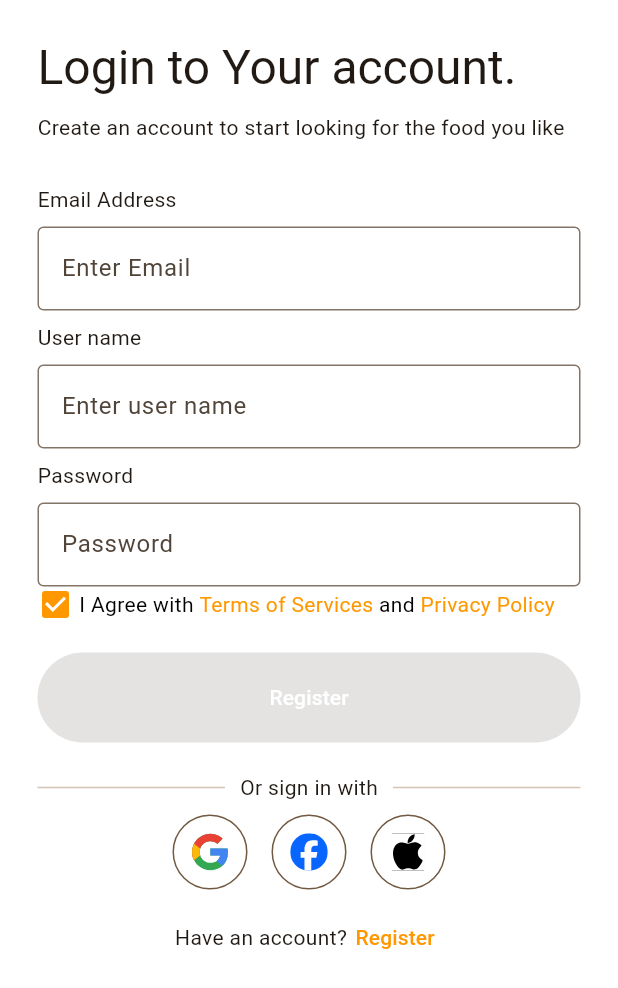
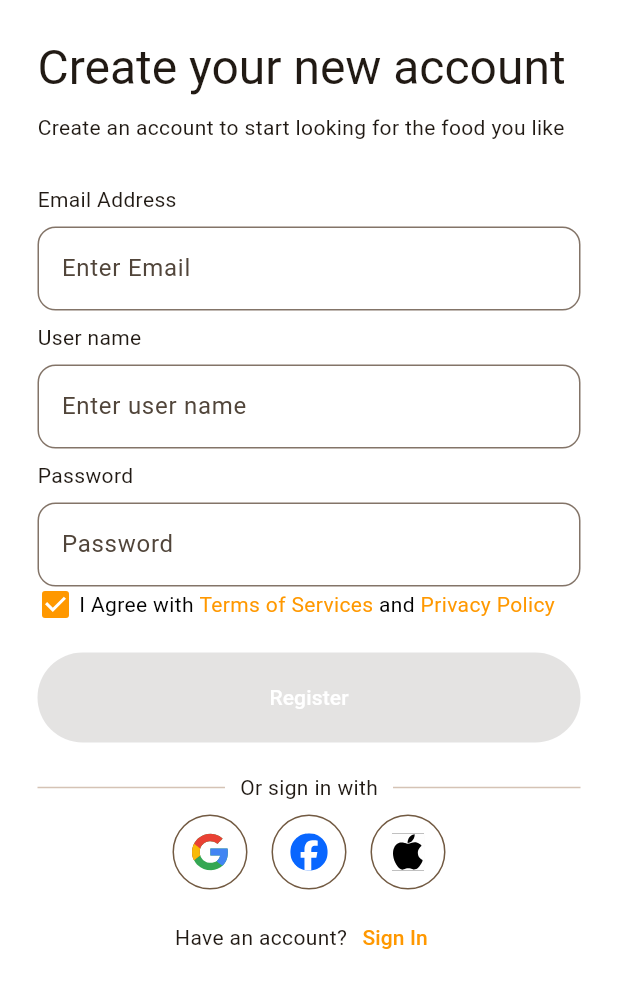
Before and after one commit to alpha-sow/fooddelivery, a Flutter app: the LoginCreateView screen opened by its route, on a phone screen of 412 x 824 dp. Shown: the top 988 px of the screen. Run offline on Flutter 3.47's test engine with Material 3 defaults, Android fonts, the phone set to English and light mode, and no system bars; our stand-ins replace auto_route, flutter_svg, vector_graphics.

Commit message:
fix: login create wording

```diff
--- a/lib/login/view/login_create_view.dart
+++ b/lib/login/view/login_create_view.dart
@@ -21,7 +21,7 @@ class LoginCreateView extends StatelessWidget {
                   crossAxisAlignment: CrossAxisAlignment.start,
                   children: [
                     const LoginHeader(
-                      title: 'Login to Your account.',
+                      title: 'Create your new account',
                       subtitle:
                           'Create an account to start looking for the food you like',
                     ),
@@ -99,7 +99,7 @@ class LoginCreateView extends StatelessWidget {
                                 },
                                 style: TextButton.styleFrom(
                                     padding: EdgeInsets.zero),
-                                child: const Text('Register'),
+                                child: const Text('Sign In'),
                               ),
                             ],
                           )
--- a/lib/login/view/widgets/login_text_field.dart
+++ b/lib/login/view/widgets/login_text_field.dart
@@ -19,7 +19,11 @@ class LoginTextField extends StatelessWidget {
         TextField(
           decoration: InputDecoration(
             hintText: hintText,
-            border: const OutlineInputBorder(),
+            border: const OutlineInputBorder(
+              borderRadius: BorderRadius.all(
+                Radius.circular(12),
+              ),
+            ),
           ),
         ),
       ],
```
